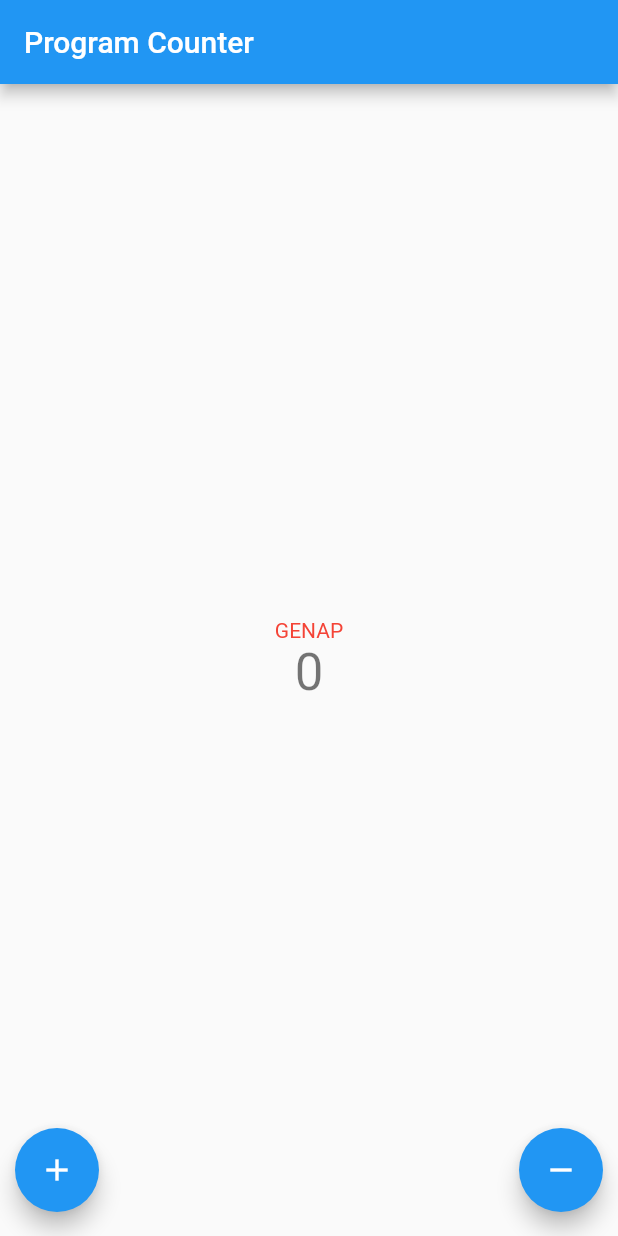
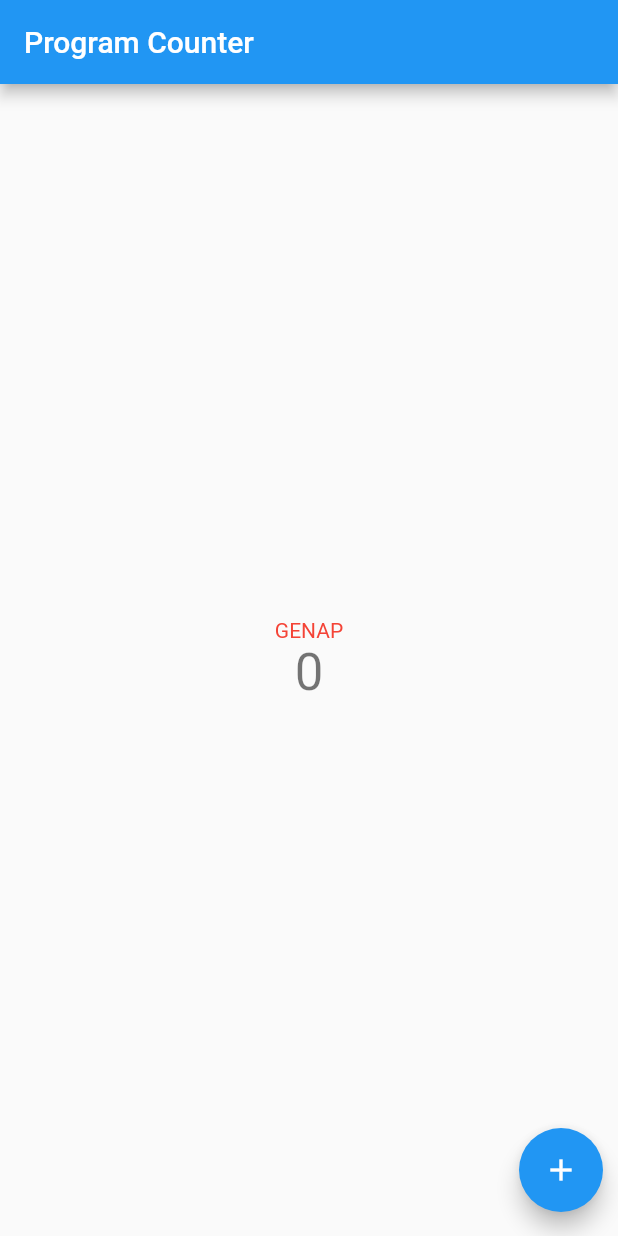
Before and after one commit to Nicholas-Sidharta12365/pbp-flutter-lab, a Flutter app: the screen it shows after launch, on a phone screen of 412 x 824 dp. Run offline on Flutter 3.47's test engine with Material 2 defaults, Android fonts, the phone set to English and light mode, and no system bars.

Commit message:
finish bonus and fix position, readme completed

```diff
--- a/lib/main.dart
+++ b/lib/main.dart
@@ -137,13 +137,13 @@ class _MyHomePageState extends State<MyHomePage> {
           child: Row(
             mainAxisAlignment: MainAxisAlignment.spaceBetween,
             children: <Widget>[
+              if(_counter != 0)FloatingActionButton(
+                onPressed: _decrementCounter,
+                child: const Icon(Icons.remove),
+              )else const Text(''),
               FloatingActionButton(
                 onPressed: _incrementCounter,
                 child: const Icon(Icons.add),
-              ),
-              FloatingActionButton(
-                onPressed: _decrementCounter,
-                child: const Icon(Icons.remove),
               ),
             ],
           ), // This trailing comma makes auto-formatting nicer for build methods.
```
Also changed, not shown: 1 other file.
